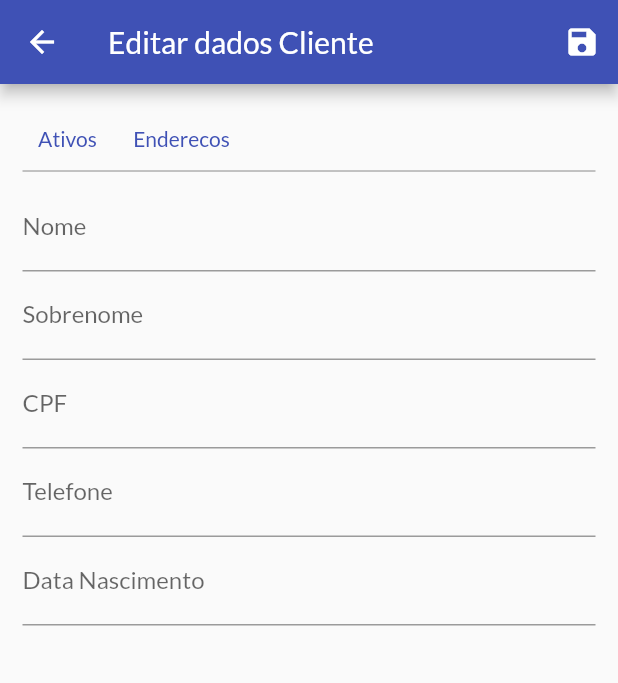
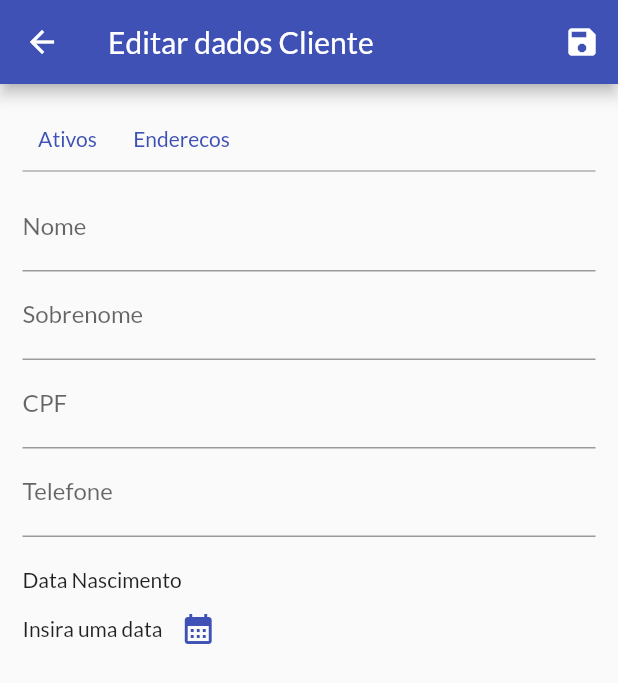
Before and after one commit to avelar42/SAGOS_FLUTTER, a Flutter app: the CustomerFormEditScreen screen opened by its route, after a tap on the "save" icon, on a phone screen of 412 x 824 dp. Shown: the top 683 px of the screen. Run offline on Flutter 3.47's test engine with Material 2 defaults, Android fonts, the phone set to English and light mode, and no system bars.

Commit message:
Datetime implemented in customer form edit

```diff
--- a/lib/view_models/customer_view_model.dart
+++ b/lib/view_models/customer_view_model.dart
@@ -1,5 +1,4 @@
 import 'package:flutter/material.dart';
-import 'package:intl/intl.dart';
 import 'package:sagos_mobile/model/customer.dart';
 import 'package:sagos_mobile/service/api_status.dart';
 import 'package:sagos_mobile/service/customer_service.dart';
@@ -26,7 +25,7 @@ class CustomerViewModel extends ChangeNotifier {
           sobrenome: customerValue['sobrenome'],
           telefone: customerValue['telefone'],
           cpf: customerValue['CPF'],
-          dataNascimento: DateTime.now()));
+          dataNascimento: DateTime.parse(customerValue['dataNascimento'])));
     });
   }
 
@@ -102,7 +101,7 @@ class CustomerViewModel extends ChangeNotifier {
         sobrenome: data['sobrenome'] as String,
         cpf: data['CPF'] as String,
         telefone: data['telefone'] as String,
-        dataNascimento: data['dataNascimento'] as DateTime);
+        dataNascimento: DateTime.parse(data['dataNascimento'].toString()));
     return customer;
   }
 }
--- a/lib/views/customerformedit_screen.dart
+++ b/lib/views/customerformedit_screen.dart
@@ -1,4 +1,5 @@
 import 'package:flutter/material.dart';
+import 'package:intl/intl.dart';
 import 'package:sagos_mobile/model/customer.dart';
 import 'package:sagos_mobile/view_models/customer_view_model.dart';
 import 'package:provider/provider.dart';
@@ -13,10 +14,14 @@ class CustomerFormEditScreen extends StatefulWidget {
 class _CustomerFormEditScreenState extends State<CustomerFormEditScreen> {
   final _formKey = GlobalKey<FormState>();
   final _formData = Map<String, Object>();
+  DateTime? pickedDate = null;
 
   //TO DO: IMPLEMENT PROVIDER HERE
   Future<void> _submitForm() async {
     _formKey.currentState?.save();
+    if (pickedDate != null) {
+      _formData['dataNascimento'] = pickedDate.toString();
+    }
     await Provider.of<CustomerViewModel>(context, listen: false)
         .updateCustomer(_formData);
     print(_formData);
@@ -37,8 +42,25 @@ class _CustomerFormEditScreenState extends State<CustomerFormEditScreen> {
         _formData['cpf'] = customer.cpf;
         _formData['telefone'] = customer.telefone;
         _formData['dataNascimento'] = customer.dataNascimento;
+        pickedDate = customer.dataNascimento;
       }
     }
+  }
+
+  _showDatePicker() async {
+    var pickedDateForm = await showDatePicker(
+        context: context,
+        initialDate:
+            pickedDate == null ? DateTime.now() : pickedDate as DateTime,
+        firstDate: DateTime(1940),
+        lastDate: DateTime.now());
+    if (pickedDateForm == null) {
+      return null;
+    }
+    setState(() {
+      _formData['dataNascimento'] = pickedDateForm;
+      pickedDate = pickedDateForm;
+    });
   }
 
   @override
@@ -102,13 +124,32 @@ class _CustomerFormEditScreenState extends State<CustomerFormEditScreen> {
                         decoration: InputDecoration(labelText: 'Telefone'),
                         onSaved: (phone) => _formData['telefone'] = phone ?? '',
                       ),
-                      TextFormField(
-                        initialValue: _formData['dataNascimento']?.toString(),
-                        decoration:
-                            InputDecoration(labelText: 'Data Nascimento'),
-                        onSaved: (birth) =>
-                            _formData['dataNascimento'] = DateTime.now(),
+                      Padding(
+                          padding: EdgeInsets.only(
+                              right: 0, left: 0, top: 10, bottom: 10)),
+                      Text('Data Nascimento'),
+                      Container(
+                        child: Row(
+                          children: [
+                            Text(_formData['dataNascimento'] == null
+                                ? 'Insira uma data'
+                                : DateFormat('d/M/y').format(DateTime.parse(
+                                    _formData['dataNascimento'].toString()))),
+                            IconButton(
+                              onPressed: _showDatePicker,
+                              icon: Icon(Icons.calendar_month),
+                              color: Theme.of(context).primaryColor,
+                            )
+                          ],
+                        ),
                       )
+                      // TextFormField(
+                      //   initialValue: _formData['dataNascimento']?.toString(),
+                      //   decoration:
+                      //       InputDecoration(labelText: 'Data Nascimento'),
+                      //   onSaved: (birth) =>
+                      //       _formData['dataNascimento'] = DateTime.now(),
+                      // )
                     ],
                   )),
             ),
```
